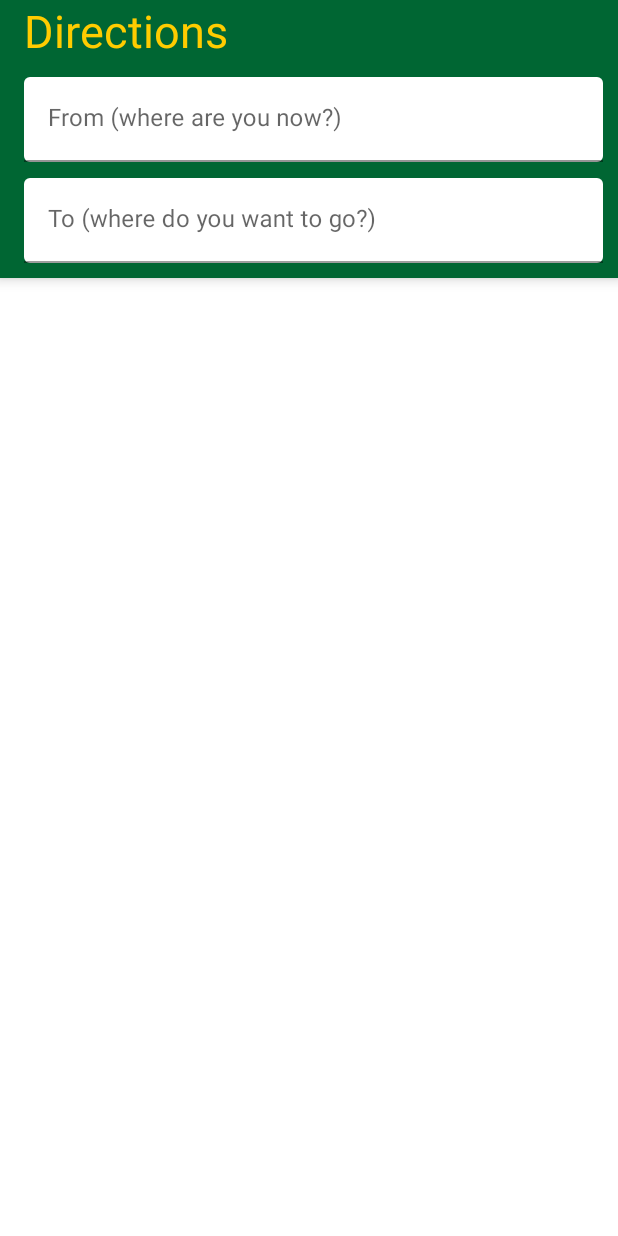
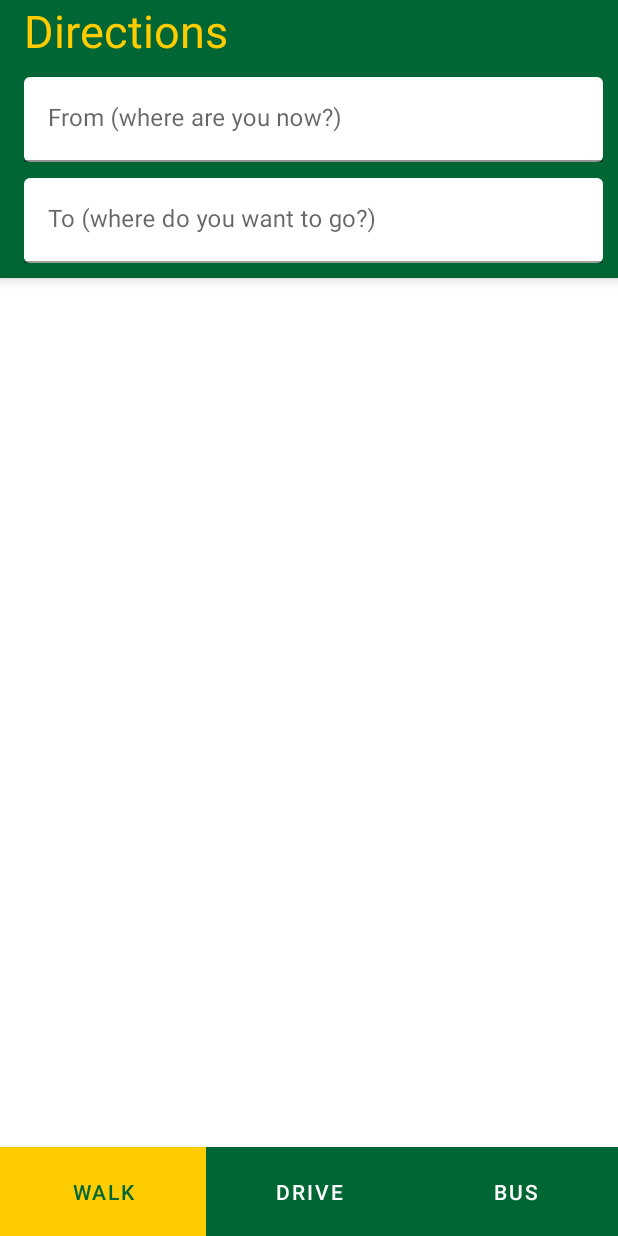
Before and after one commit to ETS-Android2/NDSU-Map, an Android app: the MapsActivity screen opened directly, with no data from a screen before it, on a phone screen of 412 x 824 dp. Run offline under Robolectric (Android 15) with nearby library versions, the phone set to English and light mode, and no system bars.

Commit message:
show toggle buttons for changing modes in map

```diff
--- a/CampusMap/app/src/main/java/com/example/campus_map/MapsActivity.java
+++ b/CampusMap/app/src/main/java/com/example/campus_map/MapsActivity.java
@@ -1,9 +1,11 @@
 package com.example.campus_map;
 
+import androidx.appcompat.widget.AppCompatRadioButton;
 import androidx.appcompat.widget.Toolbar;
 import androidx.fragment.app.FragmentActivity;
 
 import android.content.Intent;
+import android.graphics.drawable.Drawable;
 import android.os.Bundle;
 
 import com.google.android.gms.maps.CameraUpdateFactory;
@@ -34,6 +36,8 @@ import androidx.core.content.ContextCompat;
 import android.util.Log;
 import android.view.View;
 import android.widget.Button;
+import android.widget.RadioButton;
+import android.widget.RadioGroup;
 import android.widget.RelativeLayout;
 import android.widget.Toast;
 
@@ -67,6 +71,8 @@ public class MapsActivity extends AppCompatActivity
 
     private GoogleMap map;
 
+    private RadioButton checkedMode;
+
     private static final float DEFAULT_ZOOM = 15f;
 
     @Override
@@ -82,6 +88,8 @@ public class MapsActivity extends AppCompatActivity
 
         final TextInputEditText fromAddressEdit = (TextInputEditText) findViewById(R.id.editAddess_From);
         final TextInputEditText toAddressEdit = (TextInputEditText) findViewById(R.id.editAddess_To);
+        final RadioGroup modeButtons = (RadioGroup) findViewById(R.id.modeButtonGroup);
+        checkedMode = getCheckedMode(modeButtons);
 
         fromAddressEdit.setOnClickListener(new View.OnClickListener()
         {
@@ -100,6 +108,18 @@ public class MapsActivity extends AppCompatActivity
             {
                 Intent launchactivity = new Intent(MapsActivity.this, BuildingActivity.class);
                 startActivity(launchactivity);
+            }
+        });
+
+        setCheckedModeStyle(modeButtons);
+        modeButtons.setOnCheckedChangeListener(new RadioGroup.OnCheckedChangeListener() {
+            @Override
+            public void onCheckedChanged(RadioGroup group, int checkedId) {
+                checkedMode.setBackgroundColor(getResources().getColor(R.color.bisonGreen));
+                checkedMode.setTextColor(getResources().getColor(R.color.bisonYello));
+
+                checkedMode = (RadioButton) findViewById(checkedId);
+                setCheckedModeStyle(group);
             }
         });
 
@@ -219,6 +239,19 @@ public class MapsActivity extends AppCompatActivity
                 .newInstance(true).show(getSupportFragmentManager(), "dialog");
     }
 
+    public RadioButton getCheckedMode(RadioGroup modes) {
+        return (RadioButton) findViewById(modes.getCheckedRadioButtonId());
+    }
+
+    private void setCheckedMode(RadioGroup modes, int modeID) {
+        modes.check(modeID);
+    }
+
+    private void setCheckedModeStyle(RadioGroup modes) {
+        getCheckedMode(modes).setBackgroundColor(getResources().getColor(R.color.bisonYello));
+        getCheckedMode(modes).setTextColor(getResources().getColor(R.color.bisonGreen));
+    }
+
 //    private GoogleMap mMap;
 //
 //    @Override
--- a/CampusMap/app/src/main/res/layout/activity_maps.xml
+++ b/CampusMap/app/src/main/res/layout/activity_maps.xml
@@ -25,6 +25,8 @@
         android:minHeight="?attr/actionBarSize"
         android:theme="?attr/actionBarTheme"
         app:layout_constraintEnd_toEndOf="parent"
+        app:layout_constraintHorizontal_bias="0.0"
+        app:layout_constraintStart_toStartOf="parent"
         app:layout_constraintTop_toTopOf="parent">
 
         <LinearLayout
@@ -92,5 +94,63 @@
 
     </androidx.appcompat.widget.Toolbar>
 
+    <androidx.appcompat.widget.Toolbar
+        android:id="@+id/modeToolbar"
+        android:layout_width="match_parent"
+        android:layout_height="wrap_content"
+        android:background="@color/bisonGreen"
+        android:elevation="5dp"
+        android:gravity="center|center_horizontal"
+        android:minHeight="?attr/actionBarSize"
+        android:theme="?attr/actionBarTheme"
+        app:contentInsetStart="0dp"
+        app:layout_constraintBottom_toBottomOf="parent"
+        app:layout_constraintEnd_toEndOf="parent"
+        app:layout_constraintStart_toStartOf="parent">
+
+        <RadioGroup
+            android:id="@+id/modeButtonGroup"
+            android:layout_width="match_parent"
+            android:layout_height="match_parent"
+            android:gravity="center_horizontal"
+            android:orientation="horizontal"
+            tools:layout_editor_absoluteX="1dp"
+            tools:layout_editor_absoluteY="462dp">
+
+            <RadioButton
+                android:id="@+id/walkButton"
+                style="@style/TextAppearance.MaterialComponents.Button"
+                android:layout_width="wrap_content"
+                android:layout_height="59dp"
+                android:layout_weight="1"
+                android:button="@null"
+                android:checked="true"
+                android:gravity="center"
+                android:text="Walk" />
+
+            <RadioButton
+                android:id="@+id/driveButton"
+                style="@style/TextAppearance.MaterialComponents.Button"
+                android:layout_width="wrap_content"
+                android:layout_height="match_parent"
+                android:layout_weight="1"
+                android:button="@null"
+                android:gravity="center"
+                android:text="Drive" />
+
+            <RadioButton
+                android:id="@+id/busButton"
+                style="@style/TextAppearance.MaterialComponents.Button"
+                android:layout_width="wrap_content"
+                android:layout_height="match_parent"
+                android:layout_weight="1"
+                android:button="@null"
+                android:gravity="center"
+                android:text="Bus" />
+
+        </RadioGroup>
+
+    </androidx.appcompat.widget.Toolbar>
+
 
 </androidx.constraintlayout.widget.ConstraintLayout>
--- a/CampusMap/app/src/main/res/values/themes.xml
+++ b/CampusMap/app/src/main/res/values/themes.xml
@@ -2,11 +2,11 @@
     <!-- Base application theme. -->
     <style name="Theme.CampusMap" parent="Theme.MaterialComponents.DayNight.DarkActionBar">
         <!-- Primary brand color. -->
-        <item name="colorPrimary">@color/purple_500</item>
+        <item name="colorPrimary">@color/bisonGreen</item>
         <item name="colorPrimaryVariant">@color/purple_700</item>
         <item name="colorOnPrimary">@color/white</item>
         <!-- Secondary brand color. -->
-        <item name="colorSecondary">@color/teal_200</item>
+        <item name="colorSecondary">@color/bisonYello</item>
         <item name="colorSecondaryVariant">@color/teal_700</item>
         <item name="colorOnSecondary">@color/black</item>
         <!-- Status bar color. -->
@@ -16,4 +16,8 @@
         <item name="windowNoTitle">true</item>
         <item name="android:windowFullscreen">true</item>
     </style>
+    <style name="ButtonToggled">
+        <item name="backgroundColor">@color/bisonYello</item>
+        <item name="android:textColor">@color/bisonGreen</item>
+    </style>
 </resources>
```
